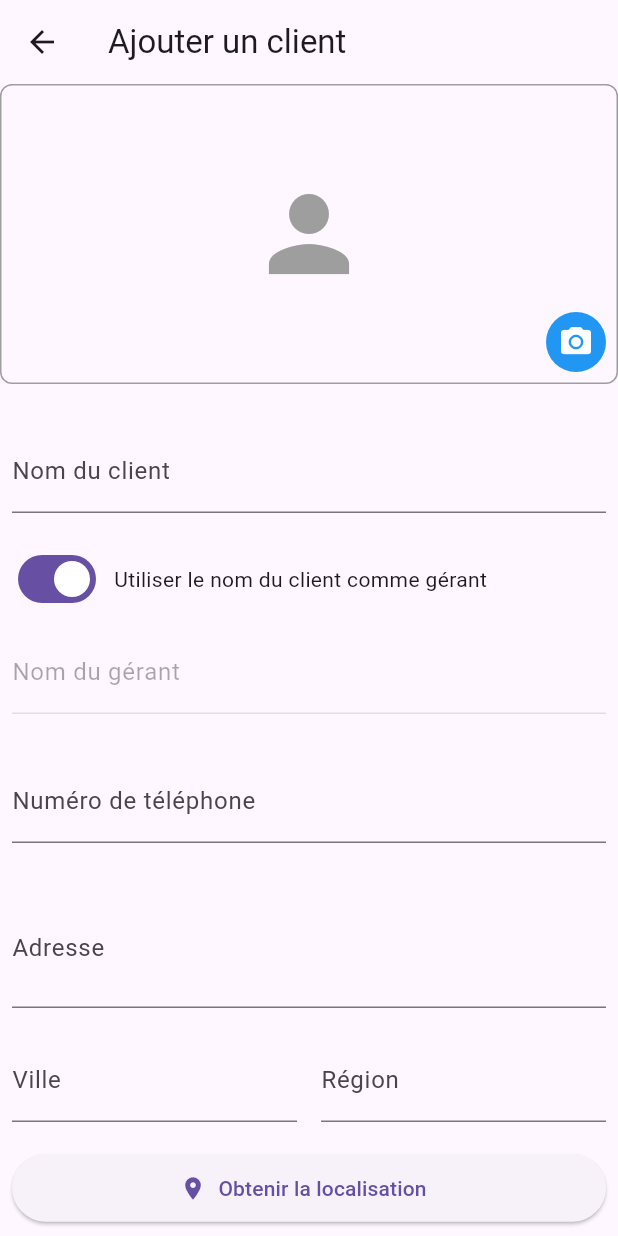
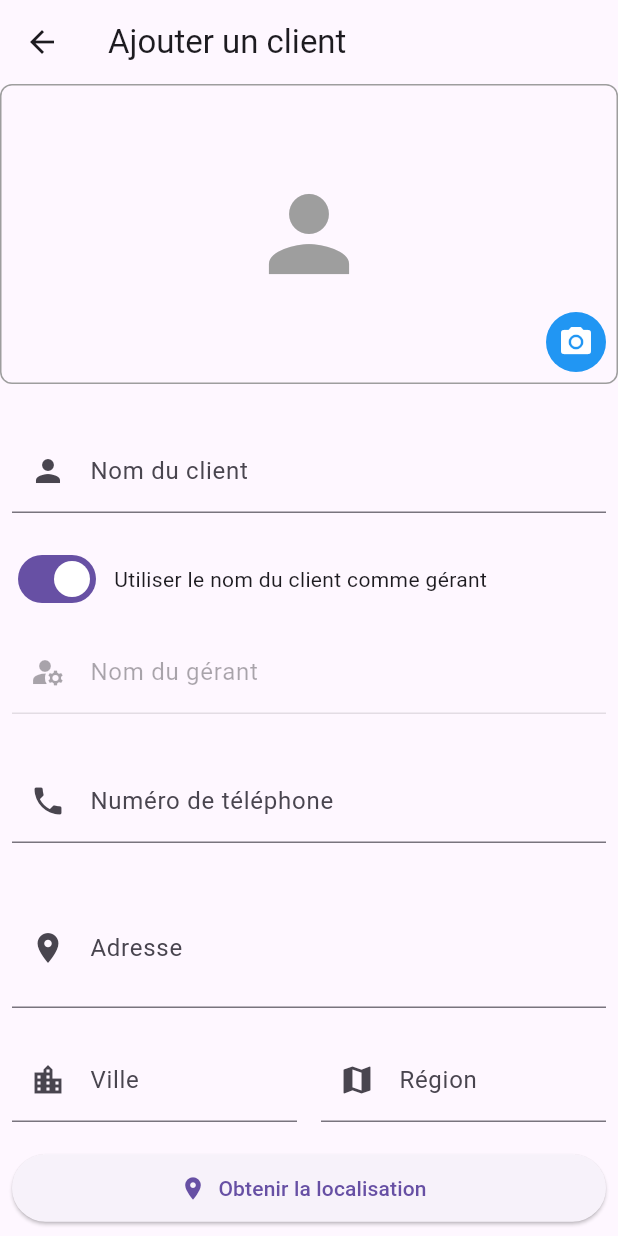
Before and after one commit to chamiabdellah/preSales, a Flutter app: the AddCustomerScreen screen opened directly, on a phone screen of 412 x 824 dp. Run offline on Flutter 3.47's test engine with Material 3 defaults, Android fonts, the phone set to English and light mode, and no system bars; our stand-ins replace badges, cached_network_image, firebase_auth, firebase_core, firebase_storage, flutter_riverpod and 5 more; missing offline and left inert: mobile_scanner; accounts and stored records are empty.

Commit message:
add icons beside customer fields for better understanding of the fields to add/detailsCustomerScreens - Amazon Q

```diff
--- a/lib/screens/manageCustomers/addCustomerScreen.dart
+++ b/lib/screens/manageCustomers/addCustomerScreen.dart
@@ -229,6 +229,7 @@ class _AddCustomerScreenState extends ConsumerState<AddCustomerScreen> {
                     decoration: const InputDecoration(
                       labelText: "Nom du client",
                       border: UnderlineInputBorder(),
+                      prefixIcon: Icon(Icons.person),
                     ),
                     validator: ValidationLib.nonEmptyField,
                     onChanged: (value) => _onClientNameChanged(),
@@ -257,6 +258,7 @@ class _AddCustomerScreenState extends ConsumerState<AddCustomerScreen> {
                     controller: managerNameController,
                     validationFunc: ValidationLib.nonEmptyField,
                     isEnabled: !_useClientNameAsManager,
+                    prefixIcon: Icons.manage_accounts,
                   ),
                 ),
                 const SizedBox(
@@ -269,6 +271,7 @@ class _AddCustomerScreenState extends ConsumerState<AddCustomerScreen> {
                     controller: phoneNumberController,
                     textInputType: TextInputType.phone,
                     validationFunc: validatePhoneNumber,
+                    prefixIcon: Icons.phone,
                   ),
                 ),
                 const SizedBox(
@@ -281,6 +284,7 @@ class _AddCustomerScreenState extends ConsumerState<AddCustomerScreen> {
                     decoration: InputDecoration(
                       labelText: "Adresse",
                       border: const UnderlineInputBorder(),
+                      prefixIcon: const Icon(Icons.location_on),
                       suffixIcon: _isLoadingLocation
                           ? const Padding(
                               padding: EdgeInsets.all(12.0),
@@ -311,6 +315,7 @@ class _AddCustomerScreenState extends ConsumerState<AddCustomerScreen> {
                           decoration: InputDecoration(
                             labelText: "Ville",
                             border: const UnderlineInputBorder(),
+                            prefixIcon: const Icon(Icons.location_city),
                             suffixIcon: _isLoadingLocation
                                 ? const Padding(
                                     padding: EdgeInsets.all(12.0),
@@ -333,6 +338,7 @@ class _AddCustomerScreenState extends ConsumerState<AddCustomerScreen> {
                           decoration: InputDecoration(
                             labelText: "Région",
                             border: const UnderlineInputBorder(),
+                            prefixIcon: const Icon(Icons.map),
                             suffixIcon: _isLoadingLocation
                                 ? const Padding(
                                     padding: EdgeInsets.all(12.0),
--- a/lib/widgets/AddressCardWithMaps.dart
+++ b/lib/widgets/AddressCardWithMaps.dart
@@ -26,6 +26,8 @@ class AddressCardWithMaps extends StatelessWidget {
       ),
       child: Row(
         children: [
+          Icon(Icons.location_on, size: 20, color: Colors.grey.shade600),
+          const SizedBox(width: 12),
           Expanded(
             child: Column(
               crossAxisAlignment: CrossAxisAlignment.start,
--- a/lib/widgets/OutlineTextField.dart
+++ b/lib/widgets/OutlineTextField.dart
@@ -7,7 +7,8 @@ class OutlineTextField extends StatefulWidget {
     this.textInputType = TextInputType.text,
     this.controller,
     this.onSaved,
-    this.isEnabled = true}) : super(key: key);
+    this.isEnabled = true,
+    this.prefixIcon}) : super(key: key);
 
 
   final String labelText;
@@ -16,6 +17,7 @@ class OutlineTextField extends StatefulWidget {
   final TextEditingController? controller;
   final void Function(String?)? onSaved;
   final bool isEnabled;
+  final IconData? prefixIcon;
 
 
   @override
@@ -32,6 +34,7 @@ class _OutlineTextFieldState extends State<OutlineTextField> {
         border: const UnderlineInputBorder(),
         enabled: widget.isEnabled,
         errorMaxLines: 3,
+        prefixIcon: widget.prefixIcon != null ? Icon(widget.prefixIcon) : null,
       ),
       validator: widget.validationFunc,
       controller: widget.controller,
--- a/lib/widgets/PhoneCardWithActions.dart
+++ b/lib/widgets/PhoneCardWithActions.dart
@@ -22,6 +22,8 @@ class PhoneCardWithActions extends StatelessWidget {
       ),
       child: Row(
         children: [
+          Icon(Icons.phone, size: 20, color: Colors.grey.shade600),
+          const SizedBox(width: 12),
           Expanded(
             child: Column(
               crossAxisAlignment: CrossAxisAlignment.start,
```
Also changed, not shown: lib/screens/manageCustomers/customerDetailsScreen.dart (+13 -5 lines).
